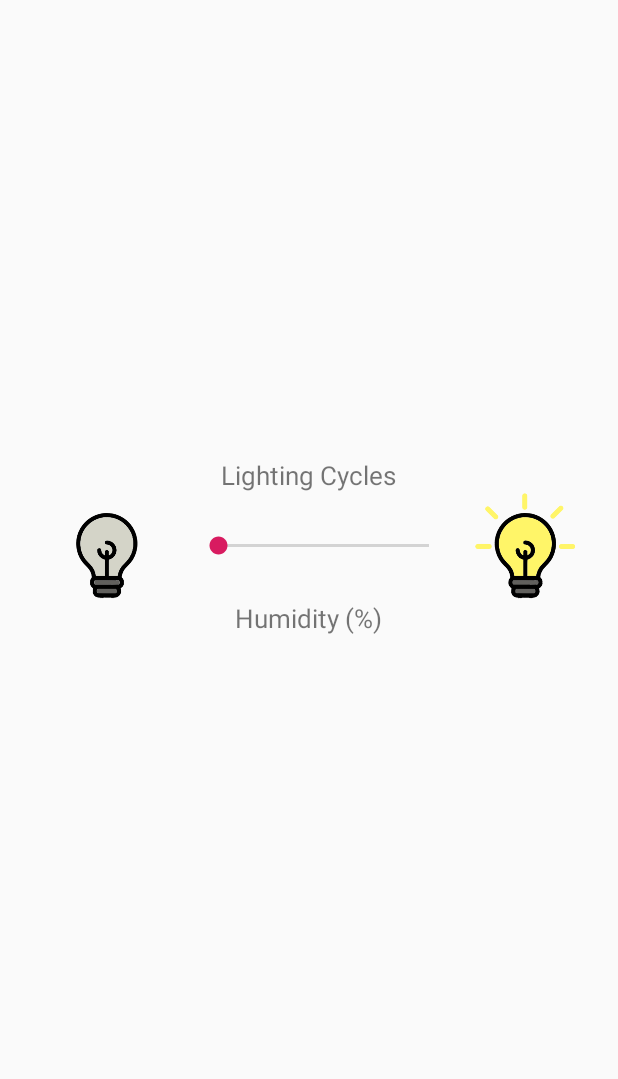
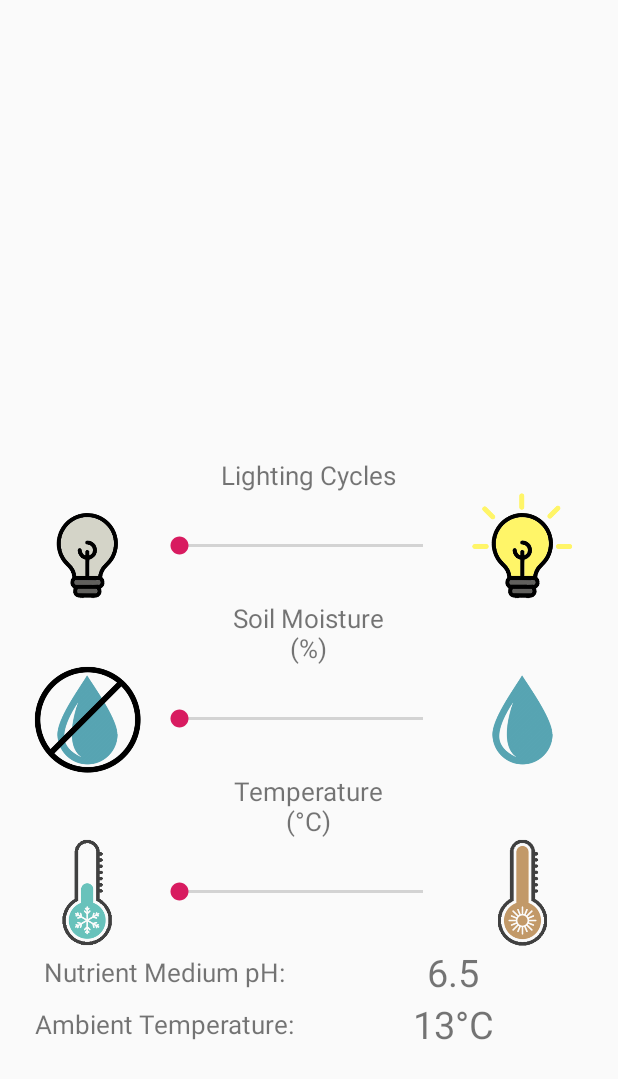
Before and after one commit to Kiboot/PlantPrototype, an Android app: the layout tab2.xml on its own in the app's theme, with its tools: preview values and no code run, on a phone screen of 412 x 824 dp. Shown: the top 1079 px of the screen. Run offline under Robolectric (Android 15) with nearby library versions, the phone set to English and light mode, and no system bars.

Commit message:
several panels added

```diff
--- a/app/src/main/res/layout/tab2.xml
+++ b/app/src/main/res/layout/tab2.xml
@@ -57,7 +57,7 @@
 
             <ImageView
                 android:id="@+id/imageView2"
-                android:layout_width="116dp"
+                android:layout_width="90dp"
                 android:layout_height="71dp"
                 android:layout_gravity="center"
                 android:layout_weight="0"
@@ -102,7 +102,7 @@
                     android:layout_height="wrap_content"
                     android:layout_gravity="center"
                     android:gravity="center"
-                    android:text="Humidity (%)"
+                    android:text="Soil Moisture (%)"
                     android:textSize="17sp" />
             </LinearLayout>
 
@@ -117,21 +117,160 @@
         <TableRow
             android:layout_width="wrap_content"
             android:layout_height="0dp"
-            android:layout_weight="1">
+            android:layout_weight="0">
+
+            <ImageView
+                android:id="@+id/imageView4"
+                android:layout_width="90dp"
+                android:layout_height="71dp"
+                android:layout_gravity="center"
+                android:layout_weight="0"
+                app:srcCompat="@drawable/water_0" />
+
+            <SeekBar
+                android:id="@+id/seekBar4"
+                android:layout_width="wrap_content"
+                android:layout_height="70dp"
+                android:layout_gravity="center"
+                android:layout_weight="5" />
+
+            <ImageView
+                android:id="@+id/imageView5"
+                android:layout_width="71dp"
+                android:layout_height="71dp"
+                android:layout_gravity="center"
+                android:layout_weight="1"
+                app:srcCompat="@drawable/water_1" />
+
 
         </TableRow>
 
         <TableRow
             android:layout_width="wrap_content"
             android:layout_height="0dp"
-            android:layout_weight="1">
+            android:layout_weight="0">
+            <LinearLayout
+                android:layout_width="0dip"
+                android:layout_height="fill_parent"
+                android:layout_weight="1"
+                android:orientation="horizontal"/>
 
+            <LinearLayout
+                android:layout_width="0dip"
+                android:layout_height="fill_parent"
+                android:layout_weight="1"
+                android:orientation="horizontal">
+                <TextView
+                    android:id="@+id/textView4"
+                    android:layout_width="match_parent"
+                    android:layout_height="wrap_content"
+                    android:layout_gravity="center"
+                    android:gravity="center"
+                    android:text="Temperature (°C)"
+                    android:textSize="17sp" />
+            </LinearLayout>
+            <LinearLayout
+                android:layout_width="0dip"
+                android:layout_height="fill_parent"
+                android:layout_weight="1"
+                android:orientation="horizontal" />
         </TableRow>
 
         <TableRow
             android:layout_width="wrap_content"
             android:layout_height="0dp"
-            android:layout_weight="1">
+            android:layout_weight="0">
+            <ImageView
+                android:id="@+id/imageView6"
+                android:layout_width="90dp"
+                android:layout_height="71dp"
+                android:layout_gravity="center"
+                android:layout_weight="0"
+                app:srcCompat="@drawable/temp_0" />
+
+            <SeekBar
+                android:id="@+id/seekBar5"
+                android:layout_width="wrap_content"
+                android:layout_height="70dp"
+                android:layout_gravity="center"
+                android:layout_weight="5" />
+
+            <ImageView
+                android:id="@+id/imageView7"
+                android:layout_width="71dp"
+                android:layout_height="71dp"
+                android:layout_gravity="center"
+                android:layout_weight="1"
+                app:srcCompat="@drawable/temp_2" />
+        </TableRow>
+        <TableRow
+            android:layout_width="wrap_content"
+            android:layout_height="0dp"
+            android:layout_weight="0">
+            <LinearLayout
+                android:layout_width="0dip"
+                android:layout_height="fill_parent"
+                android:layout_weight="1"
+                android:orientation="horizontal">
+                <TextView
+                    android:id="@+id/textView5"
+                    android:layout_width="match_parent"
+                    android:layout_height="wrap_content"
+                    android:layout_gravity="center"
+                    android:gravity="center"
+                    android:text="Nutrient Medium pH:"
+                    android:textSize="17sp" />
+            </LinearLayout>
+
+            <LinearLayout
+                android:layout_width="0dip"
+                android:layout_height="fill_parent"
+                android:layout_weight="1"
+                android:orientation="horizontal">
+                <TextView
+                    android:id="@+id/textView6"
+                    android:layout_width="match_parent"
+                    android:layout_height="wrap_content"
+                    android:layout_gravity="center"
+                    android:gravity="center"
+                    android:text="6.5"
+                    android:textSize="25sp" />
+            </LinearLayout>
+        </TableRow>
+        <TableRow
+            android:layout_width="wrap_content"
+            android:layout_height="0dp"
+            android:layout_weight="0">
+            <LinearLayout
+                android:layout_width="0dip"
+                android:layout_height="fill_parent"
+                android:layout_weight="1"
+                android:orientation="horizontal">
+                <TextView
+                    android:id="@+id/textView7"
+                    android:layout_width="match_parent"
+                    android:layout_height="wrap_content"
+                    android:layout_gravity="center"
+                    android:gravity="center"
+                    android:text="Ambient Temperature:"
+                    android:textSize="17sp" />
+            </LinearLayout>
+
+            <LinearLayout
+                android:layout_width="0dip"
+                android:layout_height="fill_parent"
+                android:layout_weight="1"
+                android:orientation="horizontal">
+            <TextView
+                android:id="@+id/textView8"
+                android:layout_width="match_parent"
+                android:layout_height="wrap_content"
+                android:layout_gravity="center"
+                android:gravity="center"
+                android:text="13°C"
+                android:textSize="25sp" />
+            </LinearLayout>
+
 
         </TableRow>
 
```
Also changed, not shown: app/src/main/res/drawable/temp_0.png (added), app/src/main/res/drawable/temp_2.png (added), app/src/main/res/drawable/water_0.png (added), app/src/main/res/drawable/water_1.png (added).
